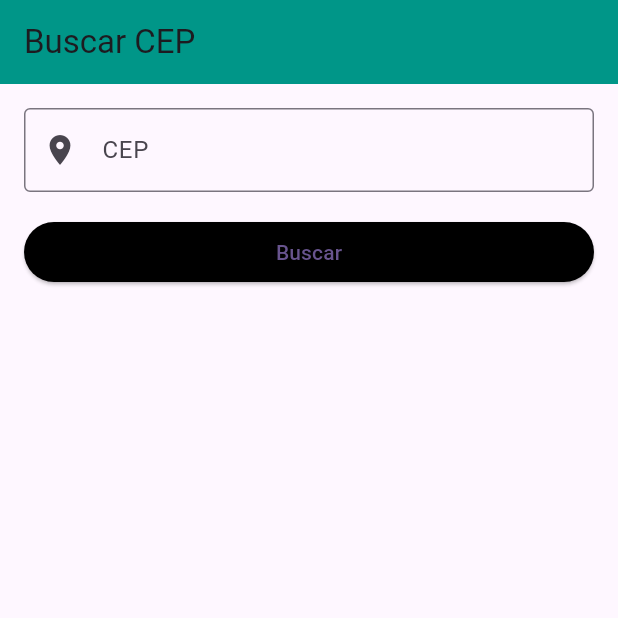
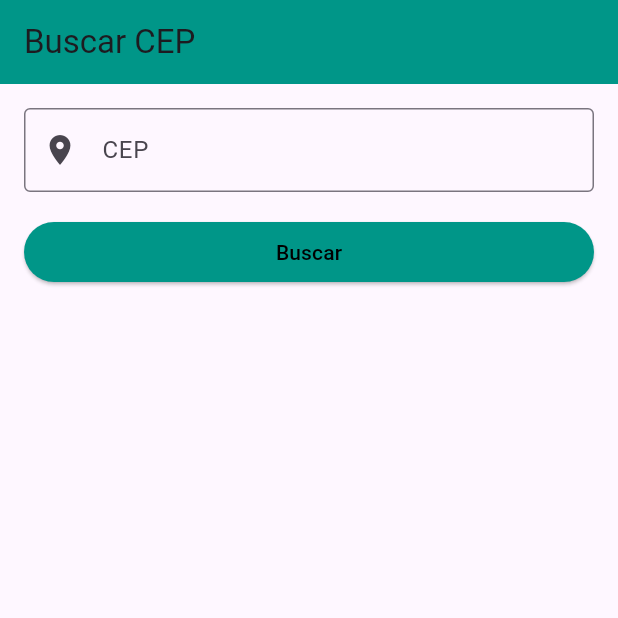
Before and after one commit to kauanmeira/buscador-cep-flutter, a Flutter app: the screen it shows after launch, on a phone screen of 412 x 824 dp, the top half of it. Run offline on Flutter 3.47's test engine with Material 2 defaults, Android fonts, the phone set to English and light mode, and no system bars; our stand-ins replace dio.

Commit message:
Alterações no layout

```diff
--- a/lib/pages/home_page.dart
+++ b/lib/pages/home_page.dart
@@ -29,7 +29,7 @@ class _HomePageState extends State<HomePage> {
     return Scaffold(
       appBar: AppBar(
         title: const Text('Buscar CEP'),
-        backgroundColor: Colors.teal, // Change app bar color
+        backgroundColor: Colors.teal,
       ),
       body: SingleChildScrollView(
         child: Form(
@@ -45,8 +45,7 @@ class _HomePageState extends State<HomePage> {
                     labelText: 'CEP',
                     prefixIcon: Icon(Icons.location_on),
                     border: OutlineInputBorder(
-                      borderSide:
-                          BorderSide(color: Colors.teal), // Add border color
+                      borderSide: BorderSide(color: Colors.teal),
                     ),
                   ),
                   validator: (value) {
@@ -82,38 +81,32 @@ class _HomePageState extends State<HomePage> {
                     }
                   },
                   style: ElevatedButton.styleFrom(
-                    primary: Colors.black, // Change button color here
+                    primary: Colors.teal, // Change button color here
                     // You can add more styling options as needed
                   ),
-                  child: const Text('Buscar'),
+                  child: const Text(
+                    'Buscar',
+                    style: TextStyle(color: Colors.black),
+                  ),
                 ),
                 SizedBox(height: 16),
                 if (loading)
-                  Center(
-                      child: CircularProgressIndicator(
-                          color:
-                              Colors.teal)), // Change loading indicator color
+                  Center(child: CircularProgressIndicator(color: Colors.teal)),
                 if (enderecoModel != null)
                   Column(
                     crossAxisAlignment: CrossAxisAlignment.stretch,
                     children: [
                       Text(
                         'Logradouro: ${enderecoModel?.logradouro}',
-                        style: TextStyle(
-                            fontSize: 16,
-                            color: Colors.teal), // Change text color
+                        style: TextStyle(fontSize: 16, color: Colors.teal),
                       ),
                       Text(
                         'Complemento: ${enderecoModel?.complemento}',
-                        style: TextStyle(
-                            fontSize: 16,
-                            color: Colors.teal), // Change text color
+                        style: TextStyle(fontSize: 16, color: Colors.teal),
                       ),
                       Text(
                         'CEP: ${enderecoModel?.cep}',
-                        style: TextStyle(
-                            fontSize: 16,
-                            color: Colors.teal), // Change text color
+                        style: TextStyle(fontSize: 16, color: Colors.teal),
                       ),
                     ],
                   ),
```
